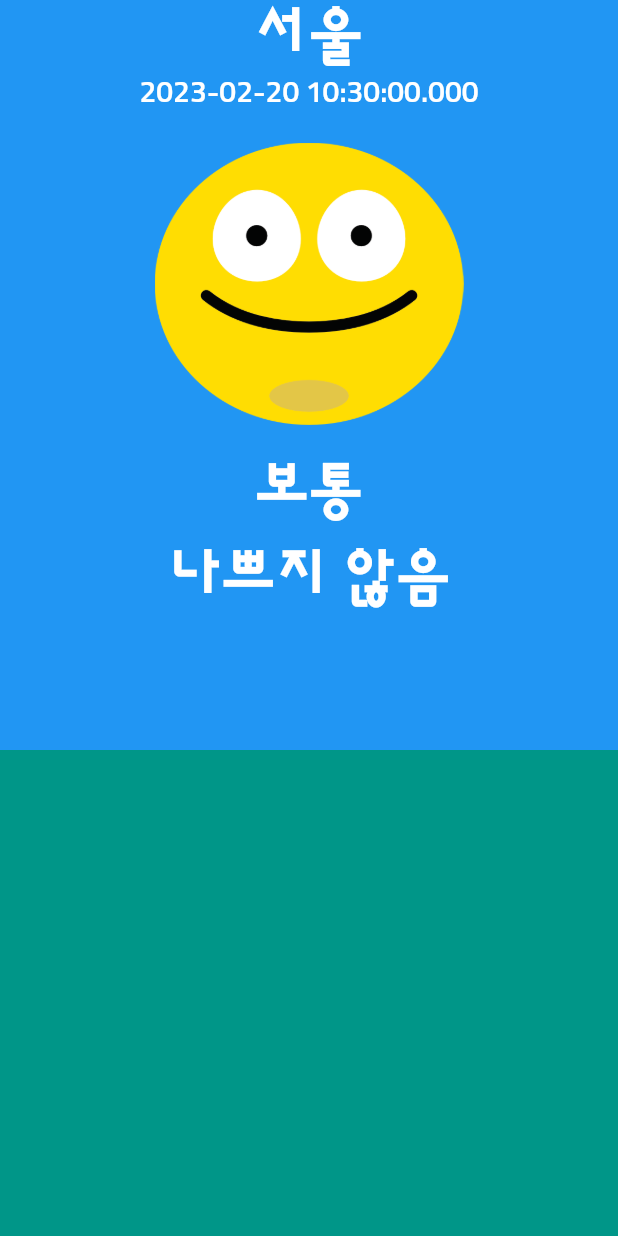
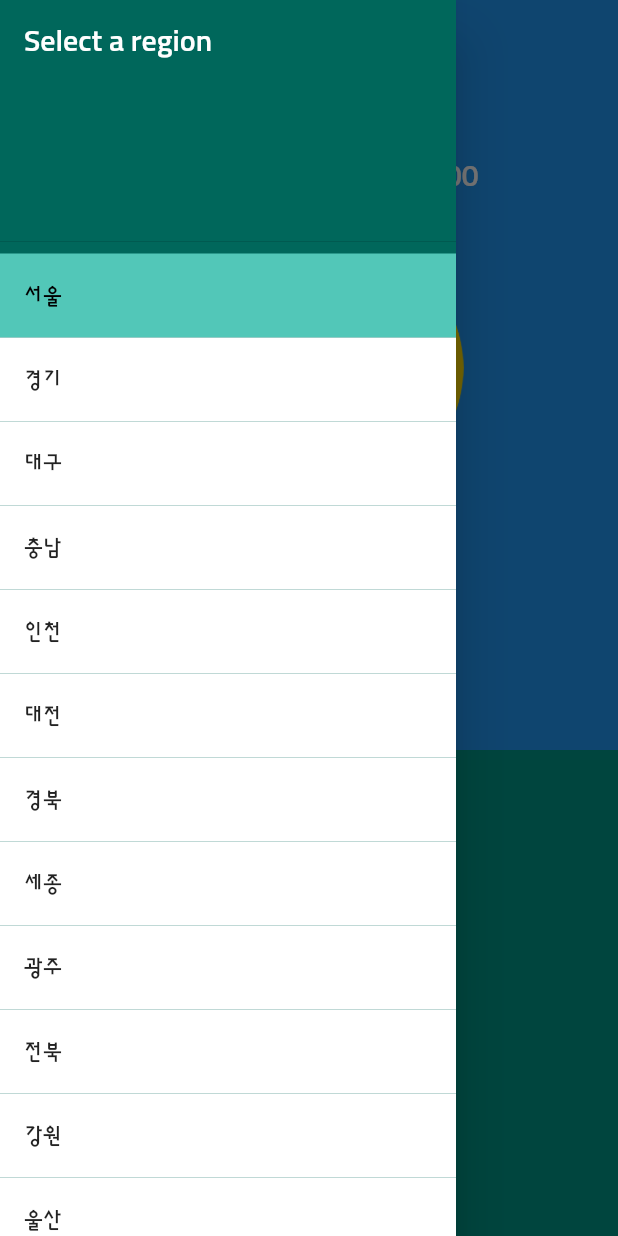
Before and after one commit to nzwgkim/dusty_dust, a Flutter app: the screen it shows after launch, with the side drawer open (before the commit the screen has no drawer), on a phone screen of 412 x 824 dp. Run offline on Flutter 3.47's test engine with Material 2 defaults, Android fonts, the phone set to English and light mode, and no system bars.

Commit message:
Drawer 디자인하기 -Drawer -ListView -ListTile

```diff
--- a/lib/component/main_app_bar.dart
+++ b/lib/component/main_app_bar.dart
@@ -10,7 +10,9 @@ class MainAppBar extends StatelessWidget {
       backgroundColor: Colors.blue,
       expandedHeight: 500,
       flexibleSpace: FlexibleSpaceBar(
-        background: Column(children: [
+        background: Container(
+          margin: const EdgeInsets.only(top: kToolbarHeight),
+          child: Column(children: [
             Text(
               '서울',
               style: ts.copyWith(fontSize: 40, fontWeight: FontWeight.w700),
@@ -42,6 +44,7 @@ class MainAppBar extends StatelessWidget {
             ),
           ]),
         ),
+      ),
     );
   }
 }
--- /dev/null
+++ b/lib/component/main_drawer.dart
@@ -0,0 +1,64 @@
+import 'package:dusty_dust/const/colors.dart';
+import 'package:flutter/material.dart';
+
+const regions = [
+  '서울',
+  '경기',
+  '대구',
+  '충남',
+  '인천',
+  '대전',
+  '경북',
+  '세종',
+  '광주',
+  '전북',
+  '강원',
+  '울산',
+  '전남',
+  '부산',
+  '제주',
+  '충북',
+  '경남'
+];
+
+class MainDrawer extends StatelessWidget {
+  const MainDrawer({super.key});
+
+  @override
+  Widget build(BuildContext context) {
+    return Drawer(
+      backgroundColor: darkColor,
+      child: ListView(
+        children: [
+          const DrawerHeader(
+            child: Text(
+              'Select a region',
+              style: TextStyle(fontSize: 20, color: Colors.white),
+            ),
+          ),
+          ...regions
+              .map(
+                (e) => ListTile(
+                  tileColor: Colors.white,
+                  selectedTileColor: lightColor, // 선택된 상태의 배경색
+                  selectedColor: Colors.black, // 선택된 상태의 글자색
+                  selected:
+                      e == '서울', // selectedTileColor&selectedColor 를 반영할 것인지.
+                  onTap: () {},
+                  title: Text(e),
+                ),
+              )
+              .toList(),
+          // ListTile(
+          //   tileColor: Colors.white,
+          //   selectedTileColor: lightColor, // 선택된 상태의 배경색
+          //   selectedColor: Colors.black, // 선택된 상태의 글자색
+          //   selected: true, // selectedTileColor&selectedColor 를 반영할 것인지.
+          //   onTap: () {},
+          //   title: const Text('서울'),
+          // ),
+        ],
+      ),
+    );
+  }
+}
--- a/lib/const/colors.dart
+++ b/lib/const/colors.dart
@@ -1,3 +1,5 @@
 import 'package:flutter/material.dart';
 
 const primaryColor = Color(0xff009688);
+const darkColor = Color(0xff00675b);
+const lightColor = Color(0xff52c7b8);
--- a/lib/screen/home_screen.dart
+++ b/lib/screen/home_screen.dart
@@ -1,4 +1,5 @@
 import 'package:dusty_dust/component/main_app_bar.dart';
+import 'package:dusty_dust/component/main_drawer.dart';
 import 'package:dusty_dust/const/colors.dart';
 import 'package:flutter/material.dart';
 
@@ -8,6 +9,7 @@ class HomeScreen extends StatelessWidget {
   @override
   Widget build(BuildContext context) {
     return const Scaffold(
+      drawer: MainDrawer(),
       backgroundColor: primaryColor,
       body: SafeArea(
           child: CustomScrollView(
```
Lines whose indentation alone changed are shown as unchanged.
